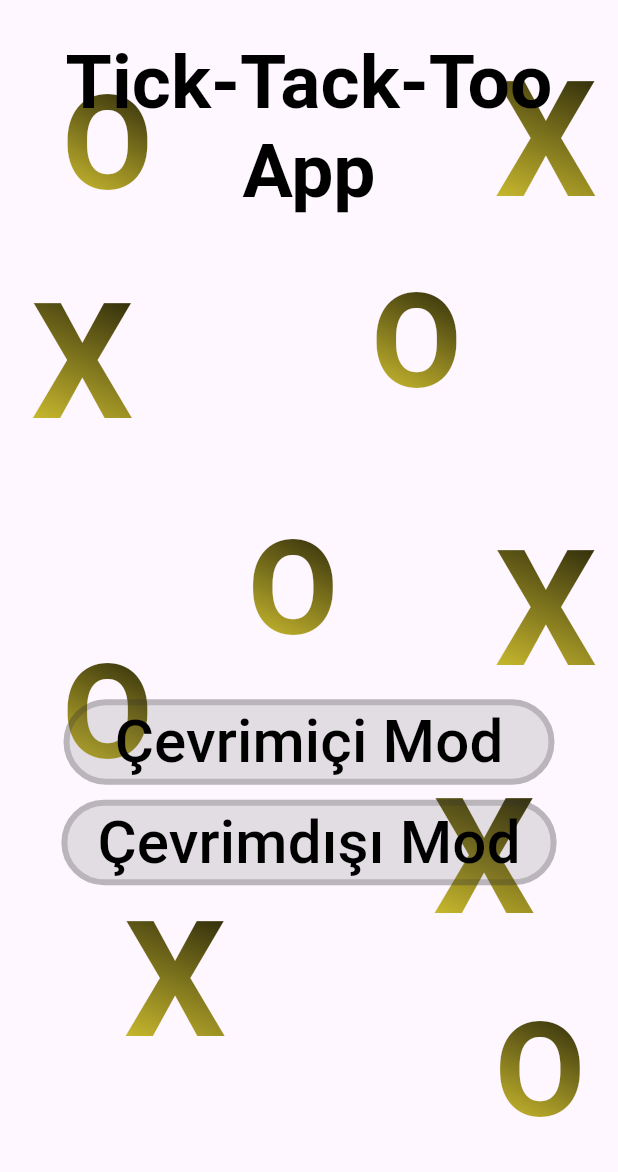
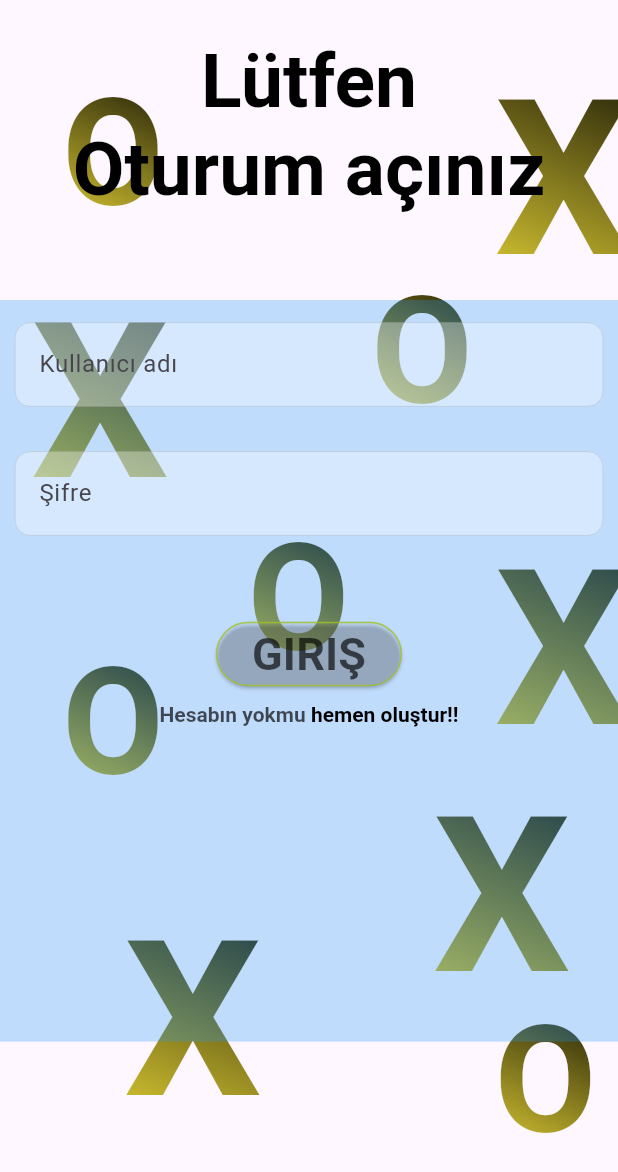
Before and after one commit to YilmazEr06/tick_tack_too, a Flutter app: the screen it shows after launch, after a tap on "Çevrimiçi Mod", on a phone screen of 412 x 824 dp. Shown: the top 1172 px of the screen. Run offline on Flutter 3.47's test engine with Material 3 defaults, Android fonts, the phone set to English and light mode, and no system bars; our stand-ins replace firebase_auth, firebase_core; missing offline and left inert: window_manager; accounts and stored records are empty; Roboto replaces fonts that are missing (ProtestRevolution-Regular, ShadowsIntoLight-Regular).

Commit message:
giriş ve kaydol sayfasının hazırlanması

```diff
--- a/lib/main.dart
+++ b/lib/main.dart
@@ -2,6 +2,7 @@ import 'dart:io';
 import 'package:flutter/material.dart';
 import 'package:tick_tack_too/screens/modescrenn/modescreen.dart';
 import 'package:tick_tack_too/screens/offlinemodescreen/offlinemodescreen.dart';
+import 'package:tick_tack_too/screens/onlinemode/login.dart';
 import 'package:window_manager/window_manager.dart';
 
 Future<void> main() async {
@@ -26,6 +27,8 @@ class MyApp extends StatelessWidget {
       '/modes':(context)=>modescreen(),
       '/offline':(context)=>Offlinemodescreen(),
       '/online':(context)=>Offlinemodescreen(),
+      '/login':(context)=>loginpage(),
+
     },
       debugShowCheckedModeBanner: false,
       title: 'Flutter Demo',
--- a/lib/screens/modescrenn/companents/Buttons.dart
+++ b/lib/screens/modescrenn/companents/Buttons.dart
@@ -1,4 +1,7 @@
+import 'package:firebase_auth/firebase_auth.dart';
 import 'package:flutter/material.dart';
+import 'package:tick_tack_too/firebase/firebase.dart';
+import 'package:tick_tack_too/screens/onlinemode/login.dart';
 
 class Buttons extends StatelessWidget {
   const Buttons({
@@ -26,7 +29,11 @@ class Buttons extends StatelessWidget {
                       width: 4.0,
                       color: Color.fromARGB(58, 51, 49, 49),
                     )),
-                  onPressed: () {},
+                  onPressed: () {
+                    //(FirebaseAuth.instance.currentUser != null) ? ():
+
+                    Navigator.pushReplacementNamed(context, "/login");
+                  },
                   child:const Text(
                     " Çevrimiçi Mod ",
                     style: TextStyle(
--- /dev/null
+++ b/lib/screens/onlinemode/companents/login_bar.dart
@@ -0,0 +1,41 @@
+import 'package:flutter/material.dart';
+
+class loginbar extends StatelessWidget {
+  const loginbar({
+    super.key,
+  });
+
+  @override
+  Widget build(BuildContext context) {
+    return Positioned(
+      height: 150,
+      width: MediaQuery.of(context).size.width,
+      top: 25,
+      child: Container(
+        alignment: Alignment.center,
+        color: Color.fromARGB(0, 33, 149, 243),
+        child: RichText(
+          textAlign: TextAlign.center,
+          text: const TextSpan(children: [
+            TextSpan(
+              text: 'Lütfen\n',
+              style: TextStyle(
+                  color: Colors.black,
+                  fontSize: 50,
+                  fontWeight: FontWeight.bold,
+                  fontFamily: "ProtestRevolution-Regular"),
+            ),
+            TextSpan(
+              text: 'Oturum açınız\n',
+              style: TextStyle(
+                  color: Colors.black,
+                  fontSize: 50,
+                  fontWeight: FontWeight.bold,
+                  fontFamily: "ProtestRevolution-Regular"),
+            ),
+          ]),
+        ),
+      ),
+    );
+  }
+}
--- /dev/null
+++ b/lib/screens/onlinemode/companents/loginform.dart
@@ -0,0 +1,189 @@
+import 'package:flutter/gestures.dart';
+import 'package:flutter/material.dart';
+
+class LoginForm extends StatefulWidget {
+  const LoginForm({
+    super.key,
+    required this.width,
+    required this.height,
+    required this.changeform,
+  });
+
+  final double width;
+  final double height;
+ final void Function(bool) changeform;
+
+  @override
+  State<LoginForm> createState() => _LoginFormState();
+}
+
+class _LoginFormState extends State<LoginForm> {
+  bool isloginform=true;
+  final _formKey = GlobalKey<FormState>();
+  @override
+  Widget build(BuildContext context) {
+
+    return Positioned(
+        top: 200,
+        width: widget.width,
+        height: widget.height * 0.6,
+        child: Container(
+            color: const Color.fromARGB(71, 33, 149, 243),
+            child: Column(
+              children: [
+                Form(
+                  key:_formKey ,
+                  child: Column(
+                    children: [
+                       Padding(
+                        padding:
+                            const EdgeInsets.symmetric(horizontal: 10, vertical: 15),
+                        child: TextFormField(
+                          validator: (value) {
+                            if(!value!.contains("@")||!value.contains(".")){
+                                return  "geçerli deği @ ve .içrmeli";
+                            }
+                            else {
+                              return null;
+                            }
+                          },
+                          cursorColor: Colors.grey,
+                          style: const TextStyle(
+                              fontSize: 16, fontFamily: "SF Pro Display"),
+                          decoration: const InputDecoration(
+                            label: Text(
+                              "Kullanıcı adı",
+                              style: TextStyle(
+                                  fontFamily: "ProtestRevolution-Regular"),
+                            ),
+                            filled: true,
+                            focusedBorder: OutlineInputBorder(
+                              borderRadius:
+                                  BorderRadius.all(Radius.circular(10)),
+                              borderSide: BorderSide(
+                                width: 1,
+                                color: Colors.grey,
+                              ),
+                            ),
+                            focusColor: Colors.grey,
+                            fillColor: Color.fromARGB(84, 255, 255, 255),
+                            enabledBorder: OutlineInputBorder(
+                              borderRadius:
+                                  BorderRadius.all(Radius.circular(10)),
+                              borderSide: BorderSide(
+                                width: 0.2,
+                                color: Colors.grey,
+                              ),
+                            ),
+                          ),
+                        ),
+                      ),
+                       Padding(
+                        padding:
+                            const EdgeInsets.symmetric(horizontal: 10, vertical: 15),
+                        child: TextFormField(
+
+                          validator: (value) {
+                            if(value!.length<6){
+                                return  "çok kısa";
+                            }
+                            else {
+                              return null;
+                            }
+                          },
+
+                          cursorColor: Colors.grey,
+                          style: const TextStyle(
+                              fontSize: 16, fontFamily: "SF Pro Display"),
+                          decoration: const InputDecoration(
+                            label: Text(
+                              "Şifre",
+                              style: TextStyle(
+                                  fontFamily: "ProtestRevolution-Regular"),
+                            ),
+                            filled: true,
+                            focusedBorder: OutlineInputBorder(
+                              borderRadius:
+                                  BorderRadius.all(Radius.circular(10)),
+                              borderSide: BorderSide(
+                                width: 1,
+                                color: Colors.grey,
+                              ),
+                            ),
+                            focusColor: Colors.grey,
+                            fillColor: Color.fromARGB(84, 255, 255, 255),
+                            enabledBorder: OutlineInputBorder(
+                              borderRadius:
+                                  BorderRadius.all(Radius.circular(10)),
+                              borderSide: BorderSide(
+                                width: 0.2,
+                                color: Colors.grey,
+                              ),
+                            ),
+                          ),
+                        ),
+                      ),
+                      Padding(
+                        padding: const EdgeInsets.only(top: 40),
+                        child: Column(
+                          children: [
+                            ElevatedButton(
+                                style: ButtonStyle(
+                                    foregroundColor:
+                                        MaterialStateProperty.all<Color>(
+                                            Colors.white),
+                                    backgroundColor:
+                                        MaterialStateProperty.all<Color>(
+                                            const Color.fromARGB(20, 255, 255, 255)),
+                                    shape: MaterialStateProperty.all<RoundedRectangleBorder>(
+                                        const RoundedRectangleBorder(
+                                            borderRadius: BorderRadius.all(
+                                                Radius.circular(50)),
+                                            side: BorderSide(
+                                                color:
+                                                    Color.fromARGB(204, 161, 194, 33))))),
+                                onPressed: () {
+                                  if (_formKey.currentState!.validate()){
+                                    print("object");
+                                  }
+                                },
+                                child: Text("Gırış".toUpperCase(), style: const TextStyle(fontFamily: "ProtestRevolution-Regular", fontSize: 30, color: Color.fromARGB(166, 0, 0, 0),fontWeight: FontWeight.bold))),
+                            Padding(
+                              padding: const EdgeInsets.symmetric(vertical: 8.0),
+                              child: RichText(
+                                text: TextSpan(
+                                  children: <TextSpan>[
+                                    const TextSpan(
+                                        style: TextStyle(
+                                          fontWeight: FontWeight.bold,
+                                          color: Color.fromARGB(173, 0, 0, 0),
+                                            fontFamily:
+                                                "ProtestRevolution-Regular"),
+                                        text: 'Hesabın yokmu '),
+                                    TextSpan(
+                                        text: 'hemen oluştur!!',
+                                        style: const TextStyle(
+                                          fontWeight: FontWeight.bold,
+                                          color: Colors.black,
+                                            fontFamily:
+                                                "ProtestRevolution-Regular"),
+                                        recognizer: TapGestureRecognizer()
+                                          ..onTap = () {
+                                            widget.changeform(false);
+
+                                            print('kaydol"');
+                                          }),
+                                  ],
+                                ),
+                              ),
+                            ),
+                          ],
+                        ),
+                      )
+                    ],
+                  ),
+                ),
+              ],
+            )));
+  }
+}
--- /dev/null
+++ b/lib/screens/onlinemode/login.dart
@@ -0,0 +1,110 @@
+import 'package:flutter/material.dart';
+import 'package:tick_tack_too/companents/xando/oanimated.dart';
+import 'package:tick_tack_too/companents/xando/xanimated.dart';
+import 'package:tick_tack_too/screens/onlinemode/companents/login_bar.dart';
+import 'package:tick_tack_too/screens/onlinemode/companents/loginform.dart';
+import 'package:tick_tack_too/screens/onlinemode/companents/registerform.dart';
+
+class loginpage extends StatefulWidget {
+  const loginpage({super.key});
+  @override
+  State<loginpage> createState() => modescreenstate();
+}
+
+class modescreenstate extends State<loginpage> {
+  @override
+  void initState() {
+    super.initState();
+  }
+
+  @override
+  bool isloginform = true;
+
+  @override
+  Widget build(BuildContext context) {
+    changeform(bool status) {
+      setState(() {
+        isloginform = status;
+        print(status);
+      });
+    }
+
+    double width = MediaQuery.sizeOf(context).width;
+    double height = MediaQuery.sizeOf(context).height;
+
+    return Scaffold(
+        body: Stack(
+      fit: StackFit.expand,
+      children: [
+        createx(
+            top: height * 0.2,
+            left: width * 0.05,
+            maxsize: 150,
+            minsize: 80,
+            colors: const [Colors.yellow, Colors.black]),
+        createo(
+            top: height * 0.5,
+            left: width * 0.1,
+            maxsize: 100,
+            minsize: 80,
+            colors: const [Colors.yellow, Colors.black]),
+        createx(
+            top: height * 0.7,
+            left: width * 0.2,
+            maxsize: 150,
+            minsize: 80,
+            colors: const [Colors.yellow, Colors.black]),
+        createo(
+            top: height * 0.4,
+            left: width * 0.4,
+            maxsize: 100,
+            minsize: 80,
+            colors: const [Colors.yellow, Colors.black]),
+        createx(
+            top: height * 0.4,
+            left: width * 0.8,
+            maxsize: 150,
+            minsize: 80,
+            colors: const [Colors.yellow, Colors.black]),
+        createo(
+            top: height * 0.2,
+            left: width * 0.6,
+            maxsize: 100,
+            minsize: 80,
+            colors: const [Colors.yellow, Colors.black]),
+        createx(
+            top: height * 0.02,
+            left: width * 0.8,
+            maxsize: 150,
+            minsize: 80,
+            colors: const [Colors.yellow, Colors.black]),
+        createo(
+            top: height * 0.04,
+            left: width * 0.1,
+            maxsize: 100,
+            minsize: 80,
+            colors: const [Colors.yellow, Colors.black]),
+        createx(
+            top: height * 0.6,
+            left: width * 0.7,
+            maxsize: 150,
+            minsize: 80,
+            colors: const [Colors.yellow, Colors.black]),
+        createo(
+            top: height * 0.79,
+            left: width * 0.8,
+            maxsize: 100,
+            minsize: 80,
+            colors: const [Colors.yellow, Colors.black]),
+        const loginbar(),
+
+          isloginform  ? LoginForm(
+                width: width,
+                height: height,
+                changeform: changeform,
+              )
+            : registerform(width: width, height: height,changeform: changeform),
+      ],
+    ));
+  }
+}
--- a/pubspec.yaml
+++ b/pubspec.yaml
@@ -37,6 +37,8 @@ dependencies:
   # Use with the CupertinoIcons class for iOS style icons.
   cupertino_icons: ^1.0.2
   window_manager: ^0.3.8
+  firebase_core: ^2.25.4
+  firebase_auth: ^4.17.4
 
 dev_dependencies:
   flutter_test:
```
Also changed, not shown: lib/firebase/firebase.dart (added, +61 -0 lines), lib/screens/modescrenn/modescreen.dart (+6 -1 lines), lib/screens/onlinemode/companents/registerform.dart (added, +232 -0 lines), lib/firebase_options.dart (added), pubspec.lock, 8 other files.
